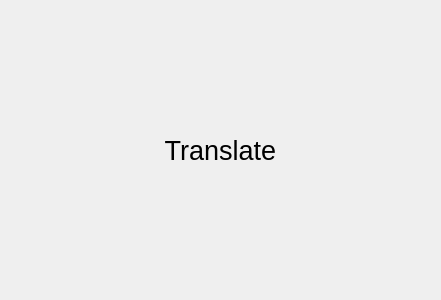
Qt form ui/pages/Translator_page.ui (R-Ohm/SETL) before a commit.
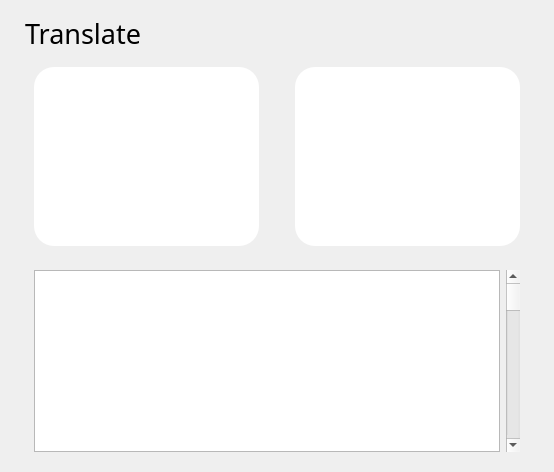
The same form after that commit.

Commit message: Create widgets in Translate page

The edit to the form file:
```diff
--- a/ui/pages/Translator_page.ui
+++ b/ui/pages/Translator_page.ui
@@ -6,33 +6,62 @@
    <rect>
     <x>0</x>
     <y>0</y>
-    <width>441</width>
-    <height>300</height>
+    <width>554</width>
+    <height>472</height>
    </rect>
   </property>
+  <property name="font">
+   <font>
+    <family>Poppins</family>
+    <pointsize>20</pointsize>
+   </font>
+  </property>
   <property name="windowTitle">
    <string>Form</string>
   </property>
-  <layout class="QHBoxLayout" name="horizontalLayout">
-   <property name="spacing">
-    <number>0</number>
-   </property>
+  <property name="styleSheet">
+   <string notr="true">#lineEdit { 
+	padding: 20px;
+	background-color: rgb(255, 255, 255);
+	border: none;
+	border-radius: 20px;
+}
+
+#listWidget {
+	border: none;
+	border-radius: 20px;
+	background-color: rgb(255, 255, 255);
+	alternate-background-color: #f4f4f4;
+	padding: 10px;
+}</string>
+  </property>
+  <layout class="QVBoxLayout" name="verticalLayout">
    <property name="leftMargin">
-    <number>0</number>
+    <number>25</number>
    </property>
    <property name="topMargin">
-    <number>0</number>
+    <number>15</number>
    </property>
    <property name="rightMargin">
-    <number>0</number>
-   </property>
-   <property name="bottomMargin">
-    <number>0</number>
+    <number>25</number>
    </property>
    <item>
     <widget class="QLabel" name="label">
+     <property name="minimumSize">
+      <size>
+       <width>0</width>
+       <height>10</height>
+      </size>
+     </property>
+     <property name="maximumSize">
+      <size>
+       <width>16777215</width>
+       <height>16777215</height>
+      </size>
+     </property>
      <property name="font">
       <font>
+       <family>Poppins</family>
        <pointsize>20</pointsize>
       </font>
      </property>
@@ -40,10 +69,144 @@
       <string>Translate</string>
      </property>
      <property name="alignment">
-      <set>Qt::AlignCenter</set>
+      <set>Qt::AlignLeading|Qt::AlignLeft|Qt::AlignTop</set>
      </property>
     </widget>
    </item>
+   <item>
+    <widget class="QWidget" name="widget" native="true">
+     <property name="sizePolicy">
+      <sizepolicy hsizetype="Preferred" vsizetype="Expanding">
+       <horstretch>0</horstretch>
+       <verstretch>29</verstretch>
+      </sizepolicy>
+     </property>
+     <property name="minimumSize">
+      <size>
+       <width>0</width>
+       <height>0</height>
+      </size>
+     </property>
+     <property name="maximumSize">
+      <size>
+       <width>16777215</width>
+       <height>300</height>
+      </size>
+     </property>
+     <layout class="QHBoxLayout" name="horizontalLayout">
+      <item>
+       <widget class="QLineEdit" name="lineEdit">
+        <property name="sizePolicy">
+         <sizepolicy hsizetype="Expanding" vsizetype="Ignored">
+          <horstretch>10</horstretch>
+          <verstretch>20</verstretch>
+         </sizepolicy>
+        </property>
+        <property name="minimumSize">
+         <size>
+          <width>0</width>
+          <height>0</height>
+         </size>
+        </property>
+        <property name="maximumSize">
+         <size>
+          <width>500</width>
+          <height>5000</height>
+         </size>
+        </property>
+        <property name="font">
+         <font>
+          <family>Poppins</family>
+          <pointsize>20</pointsize>
+         </font>
+        </property>
+        <property name="alignment">
+         <set>Qt::AlignLeading|Qt::AlignLeft|Qt::AlignTop</set>
+        </property>
+       </widget>
+      </item>
+      <item>
+       <spacer name="horizontalSpacer">
+        <property name="orientation">
+         <enum>Qt::Horizontal</enum>
+        </property>
+        <property name="sizeType">
+         <enum>QSizePolicy::Fixed</enum>
+        </property>
+        <property name="sizeHint" stdset="0">
+         <size>
+          <width>30</width>
+          <height>20</height>
+         </size>
+        </property>
+       </spacer>
+      </item>
+      <item>
+       <widget class="QListWidget" name="listWidget">
+        <property name="sizePolicy">
+         <sizepolicy hsizetype="Expanding" vsizetype="Ignored">
+          <horstretch>10</horstretch>
+          <verstretch>20</verstretch>
+         </sizepolicy>
+        </property>
+        <property name="minimumSize">
+         <size>
+          <width>0</width>
+          <height>0</height>
+         </size>
+        </property>
+        <property name="maximumSize">
+         <size>
+          <width>500</width>
+          <height>5000</height>
+         </size>
+        </property>
+       </widget>
+      </item>
+     </layout>
+    </widget>
+   </item>
+   <item>
+    <widget class="QWidget" name="widget_2" native="true">
+     <property name="sizePolicy">
+      <sizepolicy hsizetype="Preferred" vsizetype="Preferred">
+       <horstretch>0</horstretch>
+       <verstretch>20</verstretch>
+      </sizepolicy>
+     </property>
+     <property name="minimumSize">
+      <size>
+       <width>0</width>
+       <height>200</height>
+      </size>
+     </property>
+     <property name="maximumSize">
+      <size>
+       <width>16777215</width>
+       <height>16777215</height>
+      </size>
+     </property>
+     <layout class="QHBoxLayout" name="horizontalLayout_2">
+      <item>
+       <widget class="QListWidget" name="listWidget_2">
+        <property name="sizePolicy">
+         <sizepolicy hsizetype="Expanding" vsizetype="Minimum">
+          <horstretch>0</horstretch>
+          <verstretch>0</verstretch>
+         </sizepolicy>
+        </property>
+       </widget>
+      </item>
+      <item>
+       <widget class="QScrollBar" name="verticalScrollBar">
+        <property name="orientation">
+         <enum>Qt::Vertical</enum>
+        </property>
+       </widget>
+      </item>
+     </layout>
+    </widget>
+   </item>
   </layout>
  </widget>
  <resources/>
```
The commit also changes 2 other files.
